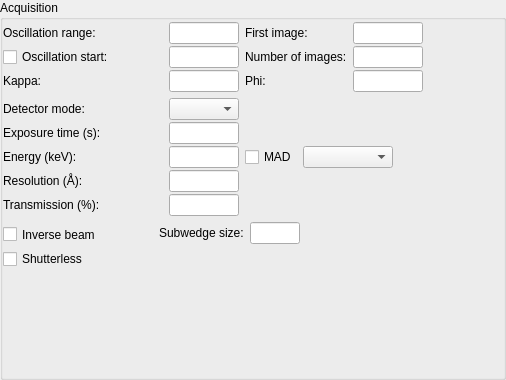
Qt form Bricks/widgets/ui_files/Qt4_acquisition_widget_vertical_layout.ui (mxcube/mxcubeqt) before a commit.
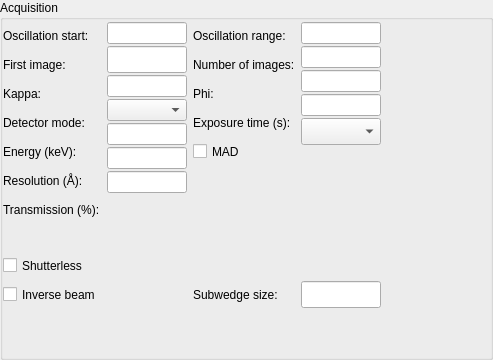
The same form after that commit.

```diff
--- a/Bricks/widgets/ui_files/Qt4_acquisition_widget_vertical_layout.ui
+++ b/Bricks/widgets/ui_files/Qt4_acquisition_widget_vertical_layout.ui
@@ -6,8 +6,8 @@
    <rect>
     <x>0</x>
     <y>0</y>
-    <width>506</width>
-    <height>380</height>
+    <width>493</width>
+    <height>360</height>
    </rect>
   </property>
   <property name="sizePolicy">
@@ -78,29 +78,7 @@
              <number>2</number>
             </property>
             <item>
-             <widget class="QLabel" name="osc_range_label">
-              <property name="minimumSize">
-               <size>
-                <width>160</width>
-                <height>0</height>
-               </size>
-              </property>
-              <property name="maximumSize">
-               <size>
-                <width>150</width>
-                <height>16777215</height>
-               </size>
-              </property>
-              <property name="text">
-               <string>Oscillation range:</string>
-              </property>
-              <property name="wordWrap">
-               <bool>false</bool>
-              </property>
-             </widget>
-            </item>
-            <item>
-             <widget class="QCheckBox" name="osc_start_cbox">
+             <widget class="QLabel" name="osc_start_label">
               <property name="sizePolicy">
                <sizepolicy hsizetype="Preferred" vsizetype="Preferred">
                 <horstretch>0</horstretch>
@@ -110,7 +88,7 @@
               <property name="minimumSize">
                <size>
                 <width>0</width>
-                <height>0</height>
+                <height>27</height>
                </size>
               </property>
               <property name="maximumSize">
@@ -124,8 +102,30 @@
               </property>
              </widget>
             </item>
+            <item>
+             <widget class="QLabel" name="first_iamge_label">
+              <property name="minimumSize">
+               <size>
+                <width>0</width>
+                <height>27</height>
+               </size>
+              </property>
+              <property name="text">
+               <string>First image:</string>
+              </property>
+              <property name="wordWrap">
+               <bool>false</bool>
+              </property>
+             </widget>
+            </item>
             <item>
              <widget class="QLabel" name="kappa_label">
+              <property name="minimumSize">
+               <size>
+                <width>0</width>
+                <height>27</height>
+               </size>
+              </property>
               <property name="text">
                <string>Kappa:</string>
               </property>
@@ -134,6 +134,145 @@
               </property>
              </widget>
             </item>
+            <item>
+             <widget class="QLabel" name="detector_mode_label">
+              <property name="sizePolicy">
+               <sizepolicy hsizetype="Fixed" vsizetype="Preferred">
+                <horstretch>0</horstretch>
+                <verstretch>0</verstretch>
+               </sizepolicy>
+              </property>
+              <property name="minimumSize">
+               <size>
+                <width>0</width>
+                <height>27</height>
+               </size>
+              </property>
+              <property name="maximumSize">
+               <size>
+                <width>160</width>
+                <height>16777215</height>
+               </size>
+              </property>
+              <property name="text">
+               <string>Detector mode:</string>
+              </property>
+              <property name="wordWrap">
+               <bool>false</bool>
+              </property>
+             </widget>
+            </item>
+            <item>
+             <widget class="QLabel" name="energy_label">
+              <property name="minimumSize">
+               <size>
+                <width>0</width>
+                <height>27</height>
+               </size>
+              </property>
+              <property name="text">
+               <string>Energy (keV):</string>
+              </property>
+              <property name="wordWrap">
+               <bool>false</bool>
+              </property>
+             </widget>
+            </item>
+            <item>
+             <widget class="QLabel" name="resolution_label">
+              <property name="minimumSize">
+               <size>
+                <width>0</width>
+                <height>27</height>
+               </size>
+              </property>
+              <property name="text">
+               <string>Resolution (Å):</string>
+              </property>
+              <property name="wordWrap">
+               <bool>false</bool>
+              </property>
+             </widget>
+            </item>
+            <item>
+             <widget class="QLabel" name="transmission_label">
+              <property name="sizePolicy">
+               <sizepolicy hsizetype="Preferred" vsizetype="Preferred">
+                <horstretch>0</horstretch>
+                <verstretch>0</verstretch>
+               </sizepolicy>
+              </property>
+              <property name="minimumSize">
+               <size>
+                <width>0</width>
+                <height>27</height>
+               </size>
+              </property>
+              <property name="text">
+               <string>Transmission (%):</string>
+              </property>
+              <property name="wordWrap">
+               <bool>false</bool>
+              </property>
+             </widget>
+            </item>
+            <item>
+             <spacer name="verticalSpacer">
+              <property name="orientation">
+               <enum>Qt::Vertical</enum>
+              </property>
+              <property name="sizeType">
+               <enum>QSizePolicy::Fixed</enum>
+              </property>
+              <property name="sizeHint" stdset="0">
+               <size>
+                <width>20</width>
+                <height>27</height>
+               </size>
+              </property>
+             </spacer>
+            </item>
+            <item>
+             <widget class="QCheckBox" name="shutterless_cbx">
+              <property name="minimumSize">
+               <size>
+                <width>0</width>
+                <height>27</height>
+               </size>
+              </property>
+              <property name="text">
+               <string>Shutterless</string>
+              </property>
+             </widget>
+            </item>
+            <item>
+             <widget class="QCheckBox" name="inverse_beam_cbx">
+              <property name="sizePolicy">
+               <sizepolicy hsizetype="Fixed" vsizetype="Preferred">
+                <horstretch>0</horstretch>
+                <verstretch>0</verstretch>
+               </sizepolicy>
+              </property>
+              <property name="minimumSize">
+               <size>
+                <width>0</width>
+                <height>27</height>
+               </size>
+              </property>
+              <property name="maximumSize">
+               <size>
+                <width>150</width>
+                <height>16777215</height>
+               </size>
+              </property>
+              <property name="toolTip">
+               <string>Check to use inverse beam and specify subwedge size</string>
+              </property>
+              <property name="text">
+               <string>Inverse beam</string>
+              </property>
+             </widget>
+            </item>
            </layout>
           </item>
           <item>
@@ -141,27 +280,11 @@
             <property name="spacing">
              <number>2</number>
             </property>
-            <item>
-             <widget class="QLineEdit" name="osc_range_ledit">
-              <property name="minimumSize">
-               <size>
-                <width>70</width>
-                <height>0</height>
-               </size>
-              </property>
-              <property name="maximumSize">
-               <size>
-                <width>70</width>
-                <height>32767</height>
-               </size>
-              </property>
-             </widget>
-            </item>
             <item>
              <widget class="QLineEdit" name="osc_start_ledit">
               <property name="minimumSize">
                <size>
-                <width>70</width>
+                <width>80</width>
                 <height>0</height>
                </size>
               </property>
@@ -173,11 +296,49 @@
               </property>
              </widget>
             </item>
+            <item>
+             <widget class="QLineEdit" name="first_image_ledit">
+              <property name="sizePolicy">
+               <sizepolicy hsizetype="Expanding" vsizetype="Preferred">
+                <horstretch>0</horstretch>
+                <verstretch>0</verstretch>
+               </sizepolicy>
+              </property>
+              <property name="minimumSize">
+               <size>
+                <width>80</width>
+                <height>27</height>
+               </size>
+              </property>
+              <property name="maximumSize">
+               <size>
+                <width>70</width>
+                <height>32767</height>
+               </size>
+              </property>
+             </widget>
+            </item>
             <item>
              <widget class="QLineEdit" name="kappa_ledit">
               <property name="minimumSize">
                <size>
+                <width>80</width>
+                <height>0</height>
+               </size>
+              </property>
+              <property name="maximumSize">
+               <size>
                 <width>70</width>
+                <height>32767</height>
+               </size>
+              </property>
+             </widget>
+            </item>
+            <item>
+             <widget class="QComboBox" name="detector_mode_combo">
+              <property name="minimumSize">
+               <size>
+                <width>80</width>
                 <height>0</height>
                </size>
               </property>
@@ -189,6 +350,67 @@
               </property>
              </widget>
             </item>
+            <item>
+             <widget class="QLineEdit" name="energy_ledit">
+              <property name="minimumSize">
+               <size>
+                <width>80</width>
+                <height>0</height>
+               </size>
+              </property>
+              <property name="maximumSize">
+               <size>
+                <width>70</width>
+                <height>32767</height>
+               </size>
+              </property>
+             </widget>
+            </item>
+            <item>
+             <widget class="QLineEdit" name="resolution_ledit">
+              <property name="minimumSize">
+               <size>
+                <width>80</width>
+                <height>0</height>
+               </size>
+              </property>
+              <property name="maximumSize">
+               <size>
+                <width>70</width>
+                <height>32767</height>
+               </size>
+              </property>
+             </widget>
+            </item>
+            <item>
+             <widget class="QLineEdit" name="transmission_ledit">
+              <property name="minimumSize">
+               <size>
+                <width>80</width>
+                <height>0</height>
+               </size>
+              </property>
+              <property name="maximumSize">
+               <size>
+                <width>70</width>
+                <height>32767</height>
+               </size>
+              </property>
+             </widget>
+            </item>
+            <item>
+             <spacer name="verticalSpacer_4">
+              <property name="orientation">
+               <enum>Qt::Vertical</enum>
+              </property>
+              <property name="sizeHint" stdset="0">
+               <size>
+                <width>20</width>
+                <height>40</height>
+               </size>
+              </property>
+             </spacer>
+            </item>
            </layout>
           </item>
          </layout>
@@ -201,9 +423,21 @@
              <number>2</number>
             </property>
             <item>
-             <widget class="QLabel" name="first_iamge_label">
+             <widget class="QLabel" name="osc_range_label">
+              <property name="minimumSize">
+               <size>
+                <width>0</width>
+                <height>27</height>
+               </size>
+              </property>
+              <property name="maximumSize">
+               <size>
+                <width>150</width>
+                <height>16777215</height>
+               </size>
+              </property>
               <property name="text">
-               <string>First image:</string>
+               <string>Oscillation range:</string>
               </property>
               <property name="wordWrap">
                <bool>false</bool>
@@ -212,6 +446,12 @@
             </item>
             <item>
              <widget class="QLabel" name="num_images_label">
+              <property name="minimumSize">
+               <size>
+                <width>0</width>
+                <height>27</height>
+               </size>
+              </property>
               <property name="acceptDrops">
                <bool>true</bool>
               </property>
@@ -225,6 +465,12 @@
             </item>
             <item>
              <widget class="QLabel" name="kappa_phi_label">
+              <property name="minimumSize">
+               <size>
+                <width>0</width>
+                <height>27</height>
+               </size>
+              </property>
               <property name="text">
                <string>Phi:</string>
               </property>
@@ -233,434 +479,59 @@
               </property>
              </widget>
             </item>
-           </layout>
-          </item>
-          <item>
-           <layout class="QVBoxLayout">
-            <property name="spacing">
-             <number>2</number>
-            </property>
             <item>
-             <widget class="QLineEdit" name="first_image_ledit">
+             <widget class="QLabel" name="exp_time_label">
               <property name="minimumSize">
                <size>
-                <width>70</width>
-                <height>0</height>
+                <width>0</width>
+                <height>27</height>
                </size>
               </property>
-              <property name="maximumSize">
-               <size>
-                <width>70</width>
-                <height>32767</height>
-               </size>
+              <property name="text">
+               <string>Exposure time (s):</string>
               </property>
+              <property name="wordWrap">
+               <bool>false</bool>
+              </property>
              </widget>
             </item>
             <item>
-             <widget class="QLineEdit" name="num_images_ledit">
+             <widget class="QCheckBox" name="mad_cbox">
               <property name="minimumSize">
                <size>
-                <width>70</width>
-                <height>0</height>
+                <width>0</width>
+                <height>27</height>
                </size>
               </property>
-              <property name="maximumSize">
-               <size>
-                <width>70</width>
-                <height>32767</height>
-               </size>
+              <property name="toolTip">
+               <string>Check to use energies from energy scan</string>
               </property>
+              <property name="text">
+               <string>MAD</string>
+              </property>
              </widget>
             </item>
             <item>
-             <widget class="QLineEdit" name="kappa_phi_ledit">
-              <property name="minimumSize">
-               <size>
-                <width>70</width>
-                <height>0</height>
-               </size>
+             <spacer name="verticalSpacer_2">
+              <property name="orientation">
+               <enum>Qt::Vertical</enum>
               </property>
-              <property name="maximumSize">
+              <property name="sizeHint" stdset="0">
                <size>
-                <width>70</width>
-                <height>32767</height>
+                <width>20</width>
+                <height>40</height>
                </size>
               </property>
-             </widget>
+             </spacer>
             </item>
-           </layout>
-          </item>
-         </layout>
-        </item>
-        <item>
-         <spacer name="horizontalSpacer">
-          <property name="orientation">
-           <enum>Qt::Horizontal</enum>
-          </property>
-          <property name="sizeHint" stdset="0">
-           <size>
-            <width>40</width>
-            <height>20</height>
-           </size>
-          </property>
-         </spacer>
-        </item>
-       </layout>
-      </item>
-      <item>
-       <layout class="QHBoxLayout">
-        <property name="spacing">
-         <number>6</number>
-        </property>
-        <item>
-         <layout class="QVBoxLayout">
-          <property name="spacing">
-           <number>2</number>
-          </property>
-          <item>
-           <layout class="QHBoxLayout" name="horizontalLayout_2">
-            <property name="topMargin">
-             <number>0</number>
-            </property>
-            <item>
-             <layout class="QVBoxLayout" name="verticalLayout_4">
-              <property name="spacing">
-               <number>2</number>
-              </property>
-              <item>
-               <widget class="QLabel" name="detector_mode_label">
-                <property name="sizePolicy">
-                 <sizepolicy hsizetype="Fixed" vsizetype="Preferred">
-                  <horstretch>0</horstretch>
-                  <verstretch>0</verstretch>
-                 </sizepolicy>
-                </property>
-                <property name="minimumSize">
-                 <size>
-                  <width>160</width>
-                  <height>0</height>
-                 </size>
-                </property>
-                <property name="maximumSize">
-                 <size>
-                  <width>160</width>
-                  <height>16777215</height>
-                 </size>
-                </property>
-                <property name="text">
-                 <string>Detector mode:</string>
-                </property>
-                <property name="wordWrap">
-                 <bool>false</bool>
-                </property>
-               </widget>
-              </item>
-              <item>
-               <widget class="QLabel" name="exp_time_label">
-                <property name="text">
-                 <string>Exposure time (s):</string>
-                </property>
-                <property name="wordWrap">
-                 <bool>false</bool>
-                </property>
-               </widget>
-              </item>
-              <item>
-               <widget class="QLabel" name="energy_label">
-                <property name="text">
-                 <string>Energy (keV):</string>
-                </property>
-                <property name="wordWrap">
-                 <bool>false</bool>
-                </property>
-               </widget>
-              </item>
-              <item>
-               <widget class="QLabel" name="resolution_label">
-                <property name="text">
-                 <string>Resolution (Å):</string>
-                </property>
-                <property name="wordWrap">
-                 <bool>false</bool>
-                </property>
-               </widget>
-              </item>
-              <item>
-               <widget class="QLabel" name="transmission_label">
-                <property name="sizePolicy">
-                 <sizepolicy hsizetype="Preferred" vsizetype="Preferred">
-                  <horstretch>0</horstretch>
-                  <verstretch>0</verstretch>
-                 </sizepolicy>
-                </property>
-                <property name="minimumSize">
-                 <size>
-                  <width>0</width>
-                  <height>0</height>
-                 </size>
-                </property>
-                <property name="text">
-                 <string>Transmission (%):</string>
-                </property>
-                <property name="wordWrap">
-                 <bool>false</bool>
-                </property>
-               </widget>
-              </item>
-             </layout>
-            </item>
-            <item>
-             <layout class="QVBoxLayout" name="verticalLayout_3">
-              <property name="spacing">
-               <number>2</number>
-              </property>
-              <property name="topMargin">
-               <number>0</number>
-              </property>
-              <property name="rightMargin">
-               <number>0</number>
-              </property>
-              <item>
-               <widget class="QComboBox" name="detector_mode_combo">
-                <property name="minimumSize">
-                 <size>
-                  <width>70</width>
-                  <height>0</height>
-                 </size>
-                </property>
-                <property name="maximumSize">
-                 <size>
-                  <width>70</width>
-                  <height>32767</height>
-                 </size>
-                </property>
-                <property name="toolTip">
-                 <string>Select necesaary detector mode</string>
-                </property>
-               </widget>
-              </item>
-              <item>
-               <widget class="QLineEdit" name="exp_time_ledit">
-                <property name="minimumSize">
-                 <size>
-                  <width>70</width>
-                  <height>0</height>
-                 </size>
-                </property>
-                <property name="maximumSize">
-                 <size>
-                  <width>70</width>
-                  <height>32767</height>
-                 </size>
-                </property>
-               </widget>
-              </item>
-              <item>
-               <widget class="QLineEdit" name="energy_ledit">
-                <property name="minimumSize">
-                 <size>
-                  <width>70</width>
-                  <height>0</height>
-                 </size>
-                </property>
-                <property name="maximumSize">
-                 <size>
-                  <width>70</width>
-                  <height>32767</height>
-                 </size>
-                </property>
-               </widget>
-              </item>
-              <item>
-               <widget class="QLineEdit" name="resolution_ledit">
-                <property name="minimumSize">
-                 <size>
-                  <width>70</width>
-                  <height>0</height>
-                 </size>
-                </property>
-                <property name="maximumSize">
-                 <size>
-                  <width>70</width>
-                  <height>32767</height>
-                 </size>
-                </property>
-               </widget>
-              </item>
-              <item>
-               <widget class="QLineEdit" name="transmission_ledit">
-                <property name="minimumSize">
-                 <size>
-                  <width>70</width>
-                  <height>0</height>
-                 </size>
-                </property>
-                <property name="maximumSize">
-                 <size>
-                  <width>70</width>
-                  <height>32767</height>
-                 </size>
-                </property>
-               </widget>
-              </item>
-             </layout>
-            </item>
-           </layout>
-          </item>
-         </layout>
-        </item>
-        <item>
-         <layout class="QVBoxLayout">
-          <property name="spacing">
-           <number>2</number>
-          </property>
-          <item>
-           <layout class="QHBoxLayout" name="horizontalLayout">
-            <property name="spacing">
-             <number>2</number>
-            </property>
-            <property name="topMargin">
-             <number>0</number>
-            </property>
-            <item>
-             <layout class="QVBoxLayout" name="verticalLayout_2">
-              <item>
-               <spacer name="verticalSpacer">
-                <property name="orientation">
-                 <enum>Qt::Vertical</enum>
-                </property>
-                <property name="sizeHint" stdset="0">
-                 <size>
-                  <width>20</width>
-                  <height>10</height>
-                 </size>
-                </property>
-               </spacer>
-              </item>
-              <item>
-               <layout class="QHBoxLayout" name="horizontalLayout_3">
-                <item>
-                 <widget class="QCheckBox" name="mad_cbox">
-                  <property name="toolTip">
-                   <string>Check to use energies from energy scan</string>
-                  </property>
-                  <property name="text">
-                   <string>MAD</string>
-                  </property>
-                 </widget>
-                </item>
-                <item>
-                 <widget class="QComboBox" name="energies_combo">
-                  <property name="minimumSize">
-                   <size>
-                    <width>90</width>
-                    <height>0</height>
-                   </size>
-                  </property>
-                  <property name="toolTip">
-                   <string>Check to use energies from energy scan</string>
-                  </property>
-                 </widget>
-                </item>
-               </layout>
-              </item>
-              <item>
-               <spacer name="verticalSpacer_2">
-                <property name="orientation">
-                 <enum>Qt::Vertical</enum>
-                </property>
-                <property name="sizeHint" stdset="0">
-                 <size>
-                  <width>20</width>
-                  <height>40</height>
-                 </size>
-                </property>
-               </spacer>
-              </item>
-             </layout>
-            </item>
-            <item>
-             <layout class="QVBoxLayout" name="verticalLayout">
-              <property name="topMargin">
-               <number>20</number>
-              </property>
-             </layout>
-            </item>
-           </layout>
-          </item>
-         </layout>
-        </item>
-        <item>
-         <spacer name="horizontalSpacer_2">
-          <property name="orientation">
-           <enum>Qt::Horizontal</enum>
-          </property>
-          <property name="sizeHint" stdset="0">
-           <size>
-            <width>40</width>
-            <height>20</height>
-           </size>
-          </property>
-         </spacer>
-        </item>
-       </layout>
-      </item>
-      <item>
-       <layout class="QHBoxLayout">
-        <property name="spacing">
-         <number>6</number>
-        </property>
-        <item>
-         <layout class="QVBoxLayout">
-          <property name="spacing">
-           <number>2</number>
-          </property>
-          <item>
-           <widget class="QCheckBox" name="inverse_beam_cbx">
-            <property name="sizePolicy">
-             <sizepolicy hsizetype="Fixed" vsizetype="Preferred">
-              <horstretch>0</horstretch>
-              <verstretch>0</verstretch>
-             </sizepolicy>
-            </property>
-            <property name="minimumSize">
-             <size>
-              <width>150</width>
-              <height>0</height>
-             </size>
-            </property>
-            <property name="maximumSize">
-             <size>
-              <width>150</width>
-              <height>16777215</height>
-             </size>
-            </property>
-            <property name="toolTip">
-             <string>Check to use inverse beam and specify subwedge size</string>
-            </property>
-            <property name="text">
-             <string>Inverse beam</string>
-            </property>
-           </widget>
-          </item>
-          <item>
-           <widget class="QCheckBox" name="shutterless_cbx">
-            <property name="text">
-             <string>Shutterless</string>
-            </property>
-           </widget>
-          </item>
-         </layout>
-        </item>
-        <item>
-         <layout class="QVBoxLayout">
-          <property name="spacing">
-           <number>2</number>
-          </property>
-          <item>
-           <layout class="QHBoxLayout">
             <item>
              <widget class="QLabel" name="subwedge_size_label">
+              <property name="minimumSize">
+               <size>
+                <width>0</width>
+                <height>27</height>
+               </size>
+              </property>
               <property name="toolTip">
                <string>Check to use inverse beam and specify subwedge size</string>
               </property>
@@ -672,8 +543,111 @@
               </property>
              </widget>
             </item>
+           </layout>
+          </item>
+          <item>
+           <layout class="QVBoxLayout">
+            <property name="spacing">
+             <number>2</number>
+            </property>
+            <item>
+             <widget class="QLineEdit" name="osc_range_ledit">
+              <property name="minimumSize">
+               <size>
+                <width>80</width>
+                <height>0</height>
+               </size>
+              </property>
+              <property name="maximumSize">
+               <size>
+                <width>70</width>
+                <height>32767</height>
+               </size>
+              </property>
+             </widget>
+            </item>
+            <item>
+             <widget class="QLineEdit" name="num_images_ledit">
+              <property name="minimumSize">
+               <size>
+                <width>80</width>
+                <height>0</height>
+               </size>
+              </property>
+              <property name="maximumSize">
+               <size>
+                <width>70</width>
+                <height>32767</height>
+               </size>
+              </property>
+             </widget>
+            </item>
+            <item>
+             <widget class="QLineEdit" name="kappa_phi_ledit">
+              <property name="minimumSize">
+               <size>
+                <width>80</width>
+                <height>0</height>
+               </size>
+              </property>
+              <property name="maximumSize">
+               <size>
+                <width>70</width>
+                <height>32767</height>
+               </size>
+              </property>
+             </widget>
+            </item>
+            <item>
+             <widget class="QLineEdit" name="exp_time_ledit">
+              <property name="minimumSize">
+               <size>
+                <width>80</width>
+                <height>0</height>
+               </size>
+              </property>
+              <property name="maximumSize">
+               <size>
+                <width>70</width>
+                <height>32767</height>
+               </size>
+              </property>
+             </widget>
+            </item>
+            <item>
+             <widget class="QComboBox" name="energies_combo">
+              <property name="minimumSize">
+               <size>
+                <width>80</width>
+                <height>27</height>
+               </size>
+              </property>
+              <property name="toolTip">
+               <string>Check to use energies from energy scan</string>
+              </property>
+             </widget>
+            </item>
+            <item>
+             <spacer name="verticalSpacer_3">
+              <property name="orientation">
+               <enum>Qt::Vertical</enum>
+              </property>
+              <property name="sizeHint" stdset="0">
+               <size>
+                <width>20</width>
+                <height>40</height>
+               </size>
+              </property>
+             </spacer>
+            </item>
             <item>
              <widget class="QLineEdit" name="subwedge_size_ledit">
+              <property name="minimumSize">
+               <size>
+                <width>80</width>
+                <height>27</height>
+               </size>
+              </property>
               <property name="maximumSize">
                <size>
                 <width>50</width>
@@ -685,42 +659,23 @@
               </property>
              </widget>
             </item>
-            <item>
-             <spacer name="inverse_beam_hspacer">
-              <property name="orientation">
-               <enum>Qt::Horizontal</enum>
-              </property>
-              <property name="sizeType">
-               <enum>QSizePolicy::Expanding</enum>
-              </property>
-              <property name="sizeHint" stdset="0">
-               <size>
-                <width>1</width>
-                <height>20</height>
-               </size>
-              </property>
-             </spacer>
-            </item>
            </layout>
           </item>
-          <item>
-           <spacer name="subwedge_place_holder_spacing">
-            <property name="orientation">
-             <enum>Qt::Vertical</enum>
-            </property>
-            <property name="sizeType">
-             <enum>QSizePolicy::Fixed</enum>
-            </property>
-            <property name="sizeHint" stdset="0">
-             <size>
-              <width>25</width>
-              <height>25</height>
-             </size>
-            </property>
-           </spacer>
-          </item>
          </layout>
         </item>
+        <item>
+         <spacer name="horizontalSpacer">
+          <property name="orientation">
+           <enum>Qt::Horizontal</enum>
+          </property>
+          <property name="sizeHint" stdset="0">
+           <size>
+            <width>40</width>
+            <height>20</height>
+           </size>
+          </property>
+         </spacer>
+        </item>
        </layout>
       </item>
       <item>
```
Left out of the diff: 3 changed lines with no effect on the pictures.
